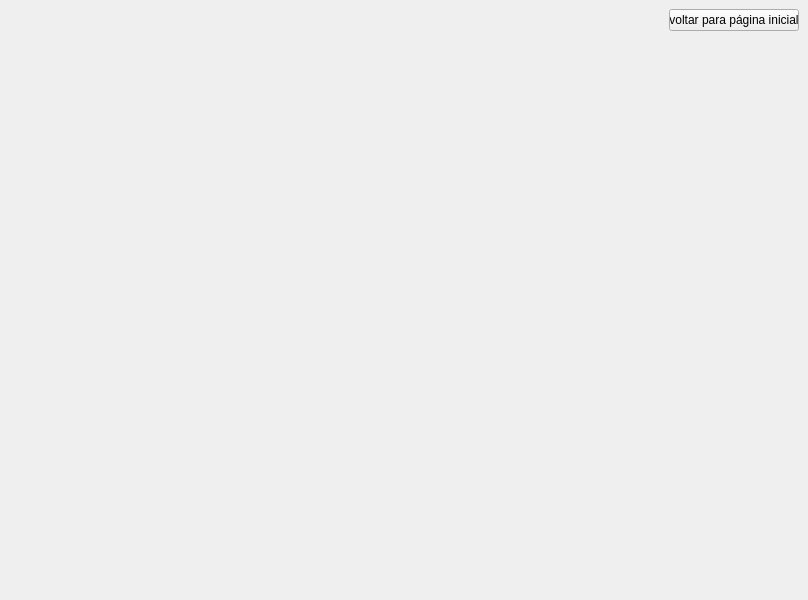
The window that App/Desenvolvimento/src/main/python/mainUi.ui (wesleyrodrigues/TCC) describes before a commit, drawn with Qt 5.
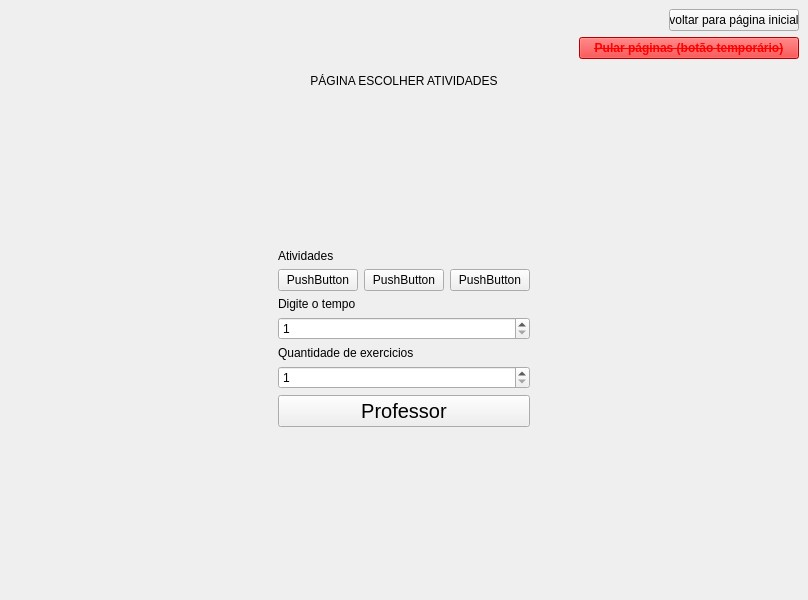
The same window after the commit. The open tabs and pages were chosen to show the change.

Commit message: adicionado botão temporário para mudar de página para testes

What changed in the file:
```diff
--- a/App/Desenvolvimento/src/main/python/mainUi.ui
+++ b/App/Desenvolvimento/src/main/python/mainUi.ui
@@ -15,7 +15,23 @@
   </property>
   <widget class="QWidget" name="centralwidget">
    <layout class="QGridLayout" name="gridLayout">
-    <item row="2" column="0">
+    <item row="0" column="0">
+     <widget class="QPushButton" name="btn_sair2">
+      <property name="maximumSize">
+       <size>
+        <width>130</width>
+        <height>25</height>
+       </size>
+      </property>
+      <property name="layoutDirection">
+       <enum>Qt::RightToLeft</enum>
+      </property>
+      <property name="text">
+       <string>voltar para página inicial</string>
+      </property>
+     </widget>
+    </item>
+    <item row="3" column="0">
      <widget class="QStackedWidget" name="stackedWidget">
       <property name="currentIndex">
        <number>0</number>
@@ -67,7 +83,7 @@
               <item>
                <layout class="QVBoxLayout" name="verticalLayout_2">
                 <item>
-                 <widget class="QPushButton" name="btnProfessor">
+                 <widget class="QPushButton" name="btn_professor">
                   <property name="minimumSize">
                    <size>
                     <width>200</width>
@@ -425,22 +441,621 @@
         </item>
        </layout>
       </widget>
-      <widget class="QWidget" name="pagina_escolher_atividades"/>
+      <widget class="QWidget" name="pagina_escolher_atividades">
+       <layout class="QGridLayout" name="gridLayout_2">
+        <item row="9" column="0">
+         <layout class="QGridLayout" name="gridLayout">
+          <item row="0" column="0">
+           <layout class="QVBoxLayout" name="verticalLayout">
+            <item>
+             <widget class="QLabel" name="label">
+              <property name="text">
+               <string>PÁGINA ESCOLHER ATIVIDADES</string>
+              </property>
+              <property name="alignment">
+               <set>Qt::AlignCenter</set>
+              </property>
+             </widget>
+            </item>
+            <item>
+             <spacer name="verticalSpacer">
+              <property name="orientation">
+               <enum>Qt::Vertical</enum>
+              </property>
+              <property name="sizeHint" stdset="0">
+               <size>
+                <width>20</width>
+                <height>40</height>
+               </size>
+              </property>
+             </spacer>
+            </item>
+            <item>
+             <layout class="QHBoxLayout" name="horizontalLayout">
+              <item>
+               <spacer name="horizontalSpacer">
+                <property name="orientation">
+                 <enum>Qt::Horizontal</enum>
+                </property>
+                <property name="sizeHint" stdset="0">
+                 <size>
+                  <width>40</width>
+                  <height>20</height>
+                 </size>
+                </property>
+               </spacer>
+              </item>
+              <item>
+               <layout class="QVBoxLayout" name="verticalLayout_2">
+                <item>
+                 <widget class="QLabel" name="label_5">
+                  <property name="text">
+                   <string>Atividades</string>
+                  </property>
+                 </widget>
+                </item>
+                <item>
+                 <layout class="QHBoxLayout" name="horizontalLayout_3">
+                  <property name="sizeConstraint">
+                   <enum>QLayout::SetDefaultConstraint</enum>
+                  </property>
+                  <property name="leftMargin">
+                   <number>0</number>
+                  </property>
+                  <property name="topMargin">
+                   <number>0</number>
+                  </property>
+                  <item>
+                   <widget class="QPushButton" name="pushButton_2">
+                    <property name="text">
+                     <string>PushButton</string>
+                    </property>
+                   </widget>
+                  </item>
+                  <item>
+                   <widget class="QPushButton" name="pushButton">
+                    <property name="text">
+                     <string>PushButton</string>
+                    </property>
+                   </widget>
+                  </item>
+                  <item>
+                   <widget class="QPushButton" name="pushButton_3">
+                    <property name="text">
+                     <string>PushButton</string>
+                    </property>
+                   </widget>
+                  </item>
+                 </layout>
+                </item>
+                <item>
+                 <widget class="QLabel" name="label_4">
+                  <property name="text">
+                   <string>Digite o tempo</string>
+                  </property>
+                 </widget>
+                </item>
+                <item>
+                 <widget class="QSpinBox" name="spinBox">
+                  <property name="minimum">
+                   <number>1</number>
+                  </property>
+                 </widget>
+                </item>
+                <item>
+                 <widget class="QLabel" name="label_6">
+                  <property name="text">
+                   <string>Quantidade de exercicios</string>
+                  </property>
+                 </widget>
+                </item>
+                <item>
+                 <widget class="QSpinBox" name="spinBox_2">
+                  <property name="minimum">
+                   <number>1</number>
+                  </property>
+                 </widget>
+                </item>
+                <item>
+                 <widget class="QPushButton" name="btnProfessor">
+                  <property name="minimumSize">
+                   <size>
+                    <width>200</width>
+                    <height>30</height>
+                   </size>
+                  </property>
+                  <property name="font">
+                   <font>
+                    <pointsize>15</pointsize>
+                    <weight>50</weight>
+                    <bold>false</bold>
+                   </font>
+                  </property>
+                  <property name="text">
+                   <string>Professor</string>
+                  </property>
+                 </widget>
+                </item>
+               </layout>
+              </item>
+              <item>
+               <spacer name="horizontalSpacer_2">
+                <property name="orientation">
+                 <enum>Qt::Horizontal</enum>
+                </property>
+                <property name="sizeHint" stdset="0">
+                 <size>
+                  <width>40</width>
+                  <height>20</height>
+                 </size>
+                </property>
+               </spacer>
+              </item>
+             </layout>
+            </item>
+            <item>
+             <spacer name="verticalSpacer_2">
+              <property name="orientation">
+               <enum>Qt::Vertical</enum>
+              </property>
+              <property name="sizeHint" stdset="0">
+               <size>
+                <width>20</width>
+                <height>40</height>
+               </size>
+              </property>
+             </spacer>
+            </item>
+           </layout>
+          </item>
+         </layout>
+        </item>
+       </layout>
+      </widget>
      </widget>
     </item>
-    <item row="0" column="0">
-     <widget class="QPushButton" name="btnsair2">
+    <item row="2" column="0">
+     <widget class="QPushButton" name="btn_pular">
       <property name="maximumSize">
        <size>
-        <width>130</width>
-        <height>25</height>
+        <width>220</width>
+        <height>30</height>
        </size>
       </property>
+      <property name="palette">
+       <palette>
+        <active>
+         <colorrole role="WindowText">
+          <brush brushstyle="SolidPattern">
+           <color alpha="255">
+            <red>255</red>
+            <green>0</green>
+            <blue>0</blue>
+           </color>
+          </brush>
+         </colorrole>
+         <colorrole role="Button">
+          <brush brushstyle="SolidPattern">
+           <color alpha="255">
+            <red>255</red>
+            <green>0</green>
+            <blue>0</blue>
+           </color>
+          </brush>
+         </colorrole>
+         <colorrole role="Light">
+          <brush brushstyle="SolidPattern">
+           <color alpha="255">
+            <red>255</red>
+            <green>127</green>
+            <blue>127</blue>
+           </color>
+          </brush>
+         </colorrole>
+         <colorrole role="Midlight">
+          <brush brushstyle="SolidPattern">
+           <color alpha="255">
+            <red>255</red>
+            <green>63</green>
+            <blue>63</blue>
+           </color>
+          </brush>
+         </colorrole>
+         <colorrole role="Dark">
+          <brush brushstyle="SolidPattern">
+           <color alpha="255">
+            <red>127</red>
+            <green>0</green>
+            <blue>0</blue>
+           </color>
+          </brush>
+         </colorrole>
+         <colorrole role="Mid">
+          <brush brushstyle="SolidPattern">
+           <color alpha="255">
+            <red>170</red>
+            <green>0</green>
+            <blue>0</blue>
+           </color>
+          </brush>
+         </colorrole>
+         <colorrole role="Text">
+          <brush brushstyle="SolidPattern">
+           <color alpha="255">
+            <red>255</red>
+            <green>0</green>
+            <blue>0</blue>
+           </color>
+          </brush>
+         </colorrole>
+         <colorrole role="BrightText">
+          <brush brushstyle="SolidPattern">
+           <color alpha="255">
+            <red>255</red>
+            <green>255</green>
+            <blue>255</blue>
+           </color>
+          </brush>
+         </colorrole>
+         <colorrole role="ButtonText">
+          <brush brushstyle="SolidPattern">
+           <color alpha="255">
+            <red>255</red>
+            <green>0</green>
+            <blue>0</blue>
+           </color>
+          </brush>
+         </colorrole>
+         <colorrole role="Base">
+          <brush brushstyle="SolidPattern">
+           <color alpha="255">
+            <red>255</red>
+            <green>255</green>
+            <blue>255</blue>
+           </color>
+          </brush>
+         </colorrole>
+         <colorrole role="Window">
+          <brush brushstyle="SolidPattern">
+           <color alpha="255">
+            <red>255</red>
+            <green>0</green>
+            <blue>0</blue>
+           </color>
+          </brush>
+         </colorrole>
+         <colorrole role="Shadow">
+          <brush brushstyle="SolidPattern">
+           <color alpha="255">
+            <red>0</red>
+            <green>0</green>
+            <blue>0</blue>
+           </color>
+          </brush>
+         </colorrole>
+         <colorrole role="AlternateBase">
+          <brush brushstyle="SolidPattern">
+           <color alpha="255">
+            <red>255</red>
+            <green>127</green>
+            <blue>127</blue>
+           </color>
+          </brush>
+         </colorrole>
+         <colorrole role="ToolTipBase">
+          <brush brushstyle="SolidPattern">
+           <color alpha="255">
+            <red>255</red>
+            <green>255</green>
+            <blue>220</blue>
+           </color>
+          </brush>
+         </colorrole>
+         <colorrole role="ToolTipText">
+          <brush brushstyle="SolidPattern">
+           <color alpha="255">
+            <red>0</red>
+            <green>0</green>
+            <blue>0</blue>
+           </color>
+          </brush>
+         </colorrole>
+        </active>
+        <inactive>
+         <colorrole role="WindowText">
+          <brush brushstyle="SolidPattern">
+           <color alpha="255">
+            <red>255</red>
+            <green>0</green>
+            <blue>0</blue>
+           </color>
+          </brush>
+         </colorrole>
+         <colorrole role="Button">
+          <brush brushstyle="SolidPattern">
+           <color alpha="255">
+            <red>255</red>
+            <green>0</green>
+            <blue>0</blue>
+           </color>
+          </brush>
+         </colorrole>
+         <colorrole role="Light">
+          <brush brushstyle="SolidPattern">
+           <color alpha="255">
+            <red>255</red>
+            <green>127</green>
+            <blue>127</blue>
+           </color>
+          </brush>
+         </colorrole>
+         <colorrole role="Midlight">
+          <brush brushstyle="SolidPattern">
+           <color alpha="255">
+            <red>255</red>
+            <green>63</green>
+            <blue>63</blue>
+           </color>
+          </brush>
+         </colorrole>
+         <colorrole role="Dark">
+          <brush brushstyle="SolidPattern">
+           <color alpha="255">
+            <red>127</red>
+            <green>0</green>
+            <blue>0</blue>
+           </color>
+          </brush>
+         </colorrole>
+         <colorrole role="Mid">
+          <brush brushstyle="SolidPattern">
+           <color alpha="255">
+            <red>170</red>
+            <green>0</green>
+            <blue>0</blue>
+           </color>
+          </brush>
+         </colorrole>
+         <colorrole role="Text">
+          <brush brushstyle="SolidPattern">
+           <color alpha="255">
+            <red>255</red>
+            <green>0</green>
+            <blue>0</blue>
+           </color>
+          </brush>
+         </colorrole>
+         <colorrole role="BrightText">
+          <brush brushstyle="SolidPattern">
+           <color alpha="255">
+            <red>255</red>
+            <green>255</green>
+            <blue>255</blue>
+           </color>
+          </brush>
+         </colorrole>
+         <colorrole role="ButtonText">
+          <brush brushstyle="SolidPattern">
+           <color alpha="255">
+            <red>255</red>
+            <green>0</green>
+            <blue>0</blue>
+           </color>
+          </brush>
+         </colorrole>
+         <colorrole role="Base">
+          <brush brushstyle="SolidPattern">
+           <color alpha="255">
+            <red>255</red>
+            <green>255</green>
+            <blue>255</blue>
+           </color>
+          </brush>
+         </colorrole>
+         <colorrole role="Window">
+          <brush brushstyle="SolidPattern">
+           <color alpha="255">
+            <red>255</red>
+            <green>0</green>
+            <blue>0</blue>
+           </color>
+          </brush>
+         </colorrole>
+         <colorrole role="Shadow">
+          <brush brushstyle="SolidPattern">
+           <color alpha="255">
+            <red>0</red>
+            <green>0</green>
+            <blue>0</blue>
+           </color>
+          </brush>
+         </colorrole>
+         <colorrole role="AlternateBase">
+          <brush brushstyle="SolidPattern">
+           <color alpha="255">
+            <red>255</red>
+            <green>127</green>
+            <blue>127</blue>
+           </color>
+          </brush>
+         </colorrole>
+         <colorrole role="ToolTipBase">
+          <brush brushstyle="SolidPattern">
+           <color alpha="255">
+            <red>255</red>
+            <green>255</green>
+            <blue>220</blue>
+           </color>
+          </brush>
+         </colorrole>
+         <colorrole role="ToolTipText">
+          <brush brushstyle="SolidPattern">
+           <color alpha="255">
+            <red>0</red>
+            <green>0</green>
+            <blue>0</blue>
+           </color>
+          </brush>
+         </colorrole>
+        </inactive>
+        <disabled>
+         <colorrole role="WindowText">
+          <brush brushstyle="SolidPattern">
+           <color alpha="255">
+            <red>255</red>
+            <green>0</green>
+            <blue>0</blue>
+           </color>
+          </brush>
+         </colorrole>
+         <colorrole role="Button">
+          <brush brushstyle="SolidPattern">
+           <color alpha="255">
+            <red>255</red>
+            <green>0</green>
+            <blue>0</blue>
+           </color>
+          </brush>
+         </colorrole>
+         <colorrole role="Light">
+          <brush brushstyle="SolidPattern">
+           <color alpha="255">
+            <red>255</red>
+            <green>127</green>
+            <blue>127</blue>
+           </color>
+          </brush>
+         </colorrole>
+         <colorrole role="Midlight">
+          <brush brushstyle="SolidPattern">
+           <color alpha="255">
+            <red>255</red>
+            <green>63</green>
+            <blue>63</blue>
+           </color>
+          </brush>
+         </colorrole>
+         <colorrole role="Dark">
+          <brush brushstyle="SolidPattern">
+           <color alpha="255">
+            <red>127</red>
+            <green>0</green>
+            <blue>0</blue>
+           </color>
+          </brush>
+         </colorrole>
+         <colorrole role="Mid">
+          <brush brushstyle="SolidPattern">
+           <color alpha="255">
+            <red>170</red>
+            <green>0</green>
+            <blue>0</blue>
+           </color>
+          </brush>
+         </colorrole>
+         <colorrole role="Text">
+          <brush brushstyle="SolidPattern">
+           <color alpha="255">
+            <red>255</red>
+            <green>0</green>
+            <blue>0</blue>
+           </color>
+          </brush>
+         </colorrole>
+         <colorrole role="BrightText">
+          <brush brushstyle="SolidPattern">
+           <color alpha="255">
+            <red>255</red>
+            <green>255</green>
+            <blue>255</blue>
+           </color>
+          </brush>
+         </colorrole>
+         <colorrole role="ButtonText">
+          <brush brushstyle="SolidPattern">
+           <color alpha="255">
+            <red>255</red>
+            <green>0</green>
+            <blue>0</blue>
+           </color>
+          </brush>
+         </colorrole>
+         <colorrole role="Base">
+          <brush brushstyle="SolidPattern">
+           <color alpha="255">
+            <red>255</red>
+            <green>0</green>
+            <blue>0</blue>
+           </color>
+          </brush>
+         </colorrole>
+         <colorrole role="Window">
+          <brush brushstyle="SolidPattern">
+           <color alpha="255">
+            <red>255</red>
+            <green>0</green>
+            <blue>0</blue>
+           </color>
+          </brush>
+         </colorrole>
+         <colorrole role="Shadow">
+          <brush brushstyle="SolidPattern">
+           <color alpha="255">
+            <red>0</red>
+            <green>0</green>
+            <blue>0</blue>
+           </color>
+          </brush>
+         </colorrole>
+         <colorrole role="AlternateBase">
+          <brush brushstyle="SolidPattern">
+           <color alpha="255">
+            <red>255</red>
+            <green>0</green>
+            <blue>0</blue>
+           </color>
+          </brush>
+         </colorrole>
+         <colorrole role="ToolTipBase">
+          <brush brushstyle="SolidPattern">
+           <color alpha="255">
+            <red>255</red>
+            <green>255</green>
+            <blue>220</blue>
+           </color>
+          </brush>
+         </colorrole>
+         <colorrole role="ToolTipText">
+          <brush brushstyle="SolidPattern">
+           <color alpha="255">
+            <red>0</red>
+            <green>0</green>
+            <blue>0</blue>
+           </color>
+          </brush>
+         </colorrole>
+        </disabled>
+       </palette>
+      </property>
+      <property name="font">
+       <font>
+        <weight>75</weight>
+        <italic>false</italic>
+        <bold>true</bold>
+        <strikeout>true</strikeout>
+       </font>
+      </property>
       <property name="layoutDirection">
        <enum>Qt::RightToLeft</enum>
       </property>
+      <property name="autoFillBackground">
+       <bool>false</bool>
+      </property>
+      <property name="styleSheet">
+       <string notr="true">color: rgb(255, 0, 0)</string>
+      </property>
       <property name="text">
-       <string>voltar para página inicial</string>
+       <string>Pular páginas (botão temporário)</string>
       </property>
      </widget>
     </item>
```
Left out of the diff: 20 changed lines with no effect on the pictures. The commit also changes 4 other files.
